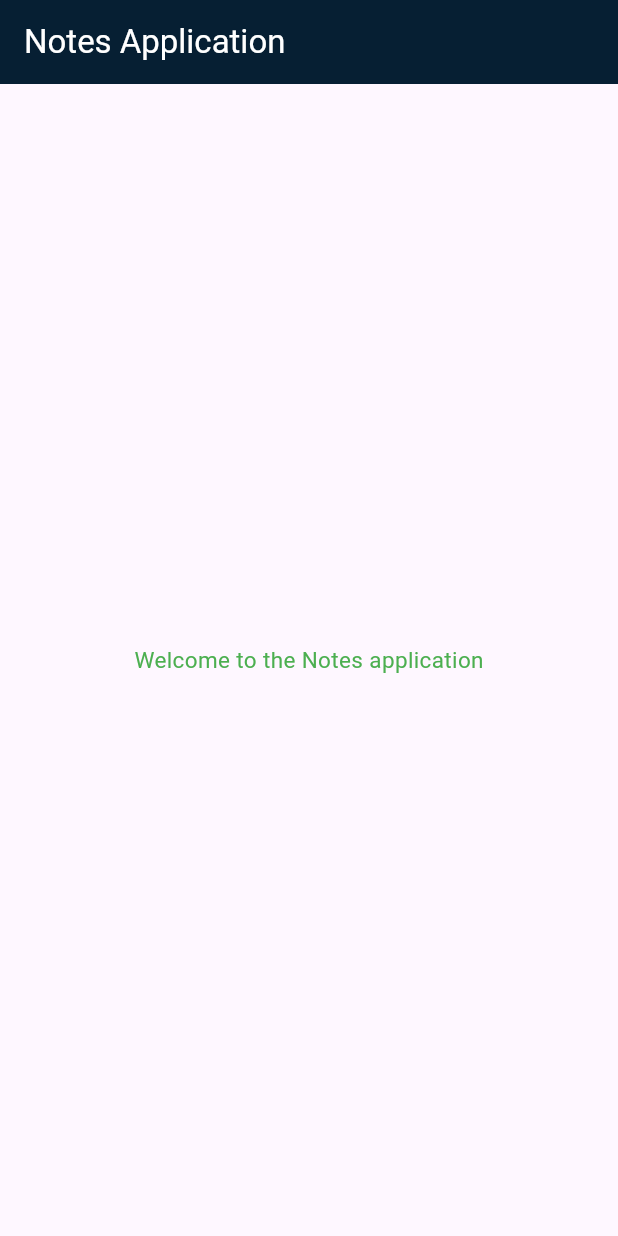
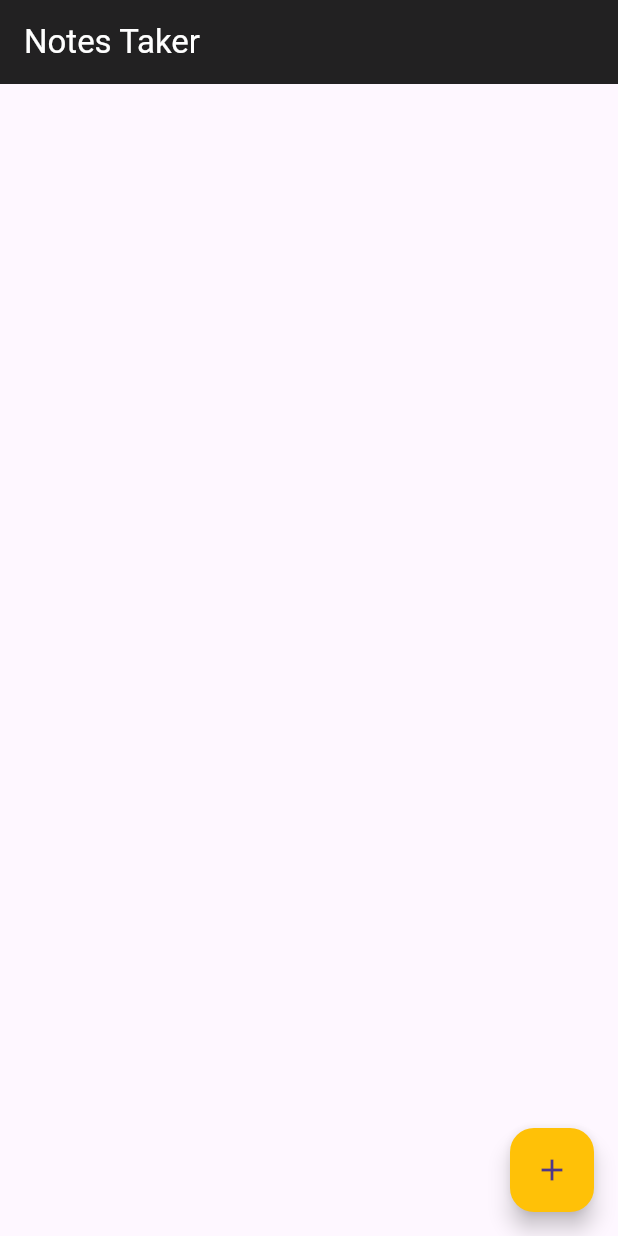
Before and after one commit to code-raushan/flutter101, a Flutter app: the screen it shows after launch, on a phone screen of 412 x 824 dp. Run offline on Flutter 3.47's test engine with Material 3 defaults, Android fonts, the phone set to English and light mode, and no system bars.

Commit message:
add: notes addition feature added

```diff
--- a/lib/main.dart
+++ b/lib/main.dart
@@ -9,25 +9,79 @@ class MyApp extends StatelessWidget {
 
   @override
   Widget build(BuildContext context) {
-    return MaterialApp(
+    return const MaterialApp(
       title: "Notes application",
       debugShowCheckedModeBanner: false,
-      home: Scaffold(
-        appBar: AppBar(
-          title: const Text(
-            "Notes Application",
-            style: TextStyle(
-              color: Colors.white,
+      home: HomePage(),
+    );
+  }
+}
+
+class HomePage extends StatefulWidget {
+  const HomePage({super.key});
+
+  @override
+  State<HomePage> createState() => _HomePageState();
+}
+
+class _HomePageState extends State<HomePage> {
+  final TextEditingController _textEditingController = TextEditingController();
+  List<String> notes = [];
+
+  void _showAddNoteModal(BuildContext context) {
+    showDialog(
+      context: context,
+      builder: (BuildContext context) {
+        return AlertDialog(
+            title: const Text("Add your note"),
+            content: TextField(
+              controller: _textEditingController,
+              decoration: const InputDecoration(
+                hintText: "Enter your note",
+              ),
             ),
-          ),
-          backgroundColor: const Color.fromARGB(255, 6, 31, 51),
-        ),
-        body: const Center(
-          child: Text(
-            "Welcome to the Notes application",
-            style: TextStyle(color: Colors.green, fontSize: 15),
+            actions: <Widget>[
+              TextButton(
+                onPressed: () {
+                  setState(() {
+                    notes.add(_textEditingController.text);
+                  });
+                  _textEditingController.clear();
+                  Navigator.of(context).pop();
+                },
+                child: const Text("Add Note"),
+              )
+            ]);
+      },
+    );
+  }
+
+  @override
+  Widget build(BuildContext context) {
+    return Scaffold(
+      appBar: AppBar(
+        backgroundColor: Colors.black87,
+        title: const Text(
+          "Notes Taker",
+          style: TextStyle(
+            color: Colors.white,
           ),
         ),
+      ),
+      body: ListView.builder(
+        itemCount: notes.length,
+        itemBuilder: (context, index) {
+          return ListTile(
+            title: Text(notes[index]),
+          );
+        },
+      ),
+      floatingActionButton: FloatingActionButton(
+        onPressed: () {
+          _showAddNoteModal(context);
+        },
+        backgroundColor: Colors.amber,
+        child: const Icon(Icons.add),
       ),
     );
   }
```
